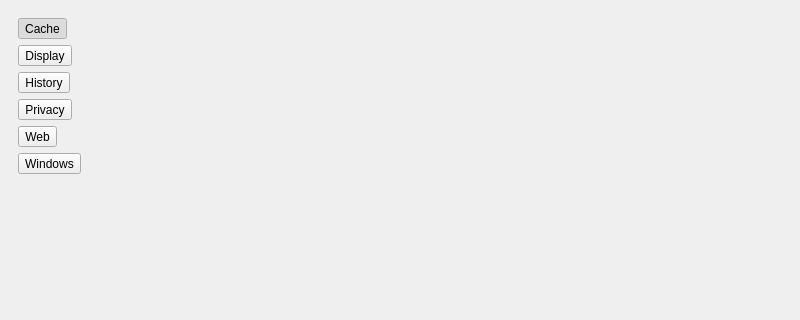
First picture: the form in 2.x/UI/dooble_settings.ui, repository textbrowser/dooble, before the edit; both pictures show x 0 to 800 and y 0 to 320 of the 800 by 700 pixel window.
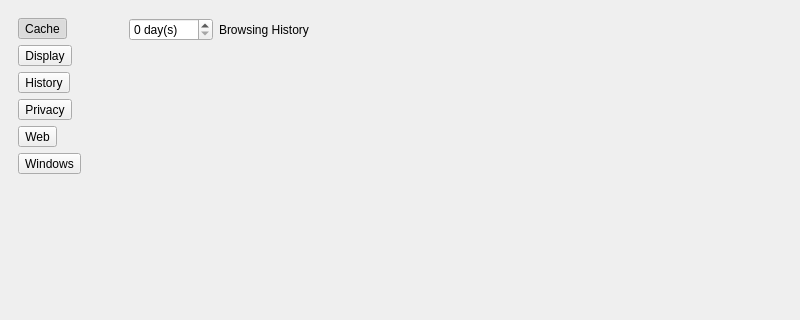
Second picture: the form after the edit. The open tabs and pages were chosen to show the change. Icons and pictures are not drawn.

Diff of the .ui file:
```diff
--- a/2.x/UI/dooble_settings.ui
+++ b/2.x/UI/dooble_settings.ui
@@ -400,7 +400,57 @@
           </item>
          </layout>
         </widget>
-        <widget class="QWidget" name="history_page"/>
+        <widget class="QWidget" name="history_page">
+         <layout class="QVBoxLayout" name="verticalLayout_12">
+          <item>
+           <layout class="QHBoxLayout" name="horizontalLayout_10">
+            <item>
+             <widget class="QSpinBox" name="browsing_history">
+              <property name="suffix">
+               <string> day(s)</string>
+              </property>
+              <property name="maximum">
+               <number>365</number>
+              </property>
+             </widget>
+            </item>
+            <item>
+             <widget class="QLabel" name="label_19">
+              <property name="text">
+               <string>Browsing History</string>
+              </property>
+             </widget>
+            </item>
+            <item>
+             <spacer name="horizontalSpacer_12">
+              <property name="orientation">
+               <enum>Qt::Horizontal</enum>
+              </property>
+              <property name="sizeHint" stdset="0">
+               <size>
+                <width>40</width>
+                <height>20</height>
+               </size>
+              </property>
+             </spacer>
+            </item>
+           </layout>
+          </item>
+          <item>
+           <spacer name="verticalSpacer_7">
+            <property name="orientation">
+             <enum>Qt::Vertical</enum>
+            </property>
+            <property name="sizeHint" stdset="0">
+             <size>
+              <width>20</width>
+              <height>40</height>
+             </size>
+            </property>
+           </spacer>
+          </item>
+         </layout>
+        </widget>
         <widget class="QWidget" name="privacy_page">
          <layout class="QVBoxLayout" name="verticalLayout_7">
           <item>
```
Left out of the diff: 7 changed lines with no effect on the pictures.
